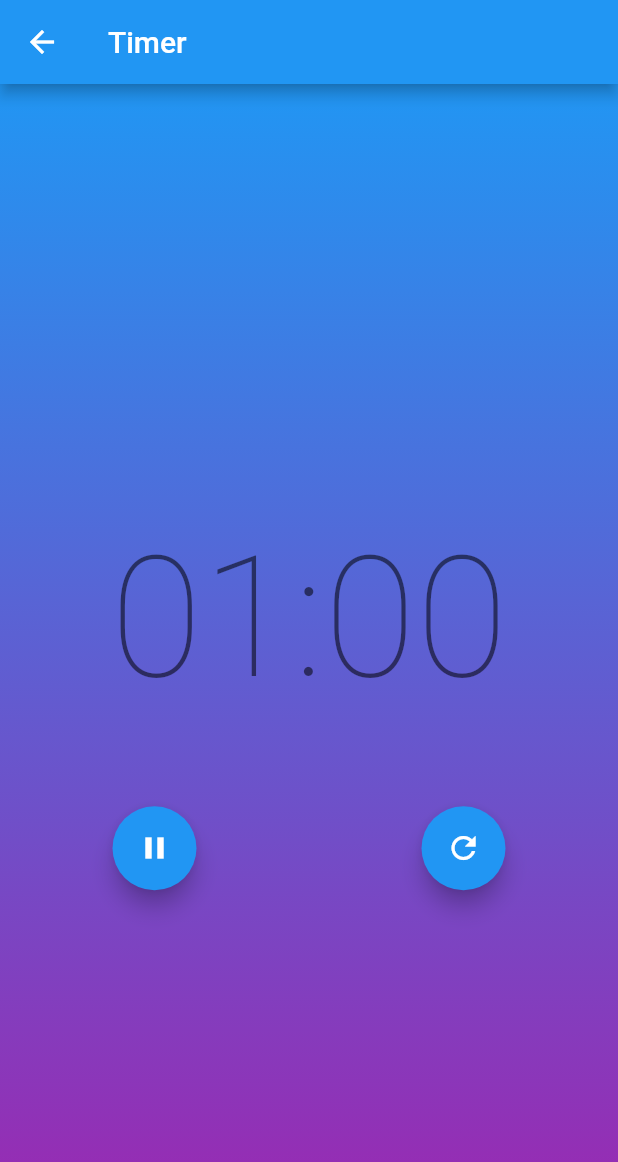
After one commit to agnespapp0729/example, a Flutter app: the TimerView screen opened directly, after a tap on the "play arrow" icon, on a phone screen of 412 x 824 dp. The commit adds this screen. Shown: the top 1162 px of the screen. Run offline on Flutter 3.47's test engine with Material 2 defaults, Android fonts, the phone set to English and light mode, and no system bars; our stand-ins replace bloc, equatable, flutter_bloc; network calls fail.

Commit message:
timer with bloc added

```diff
--- a/lib/game/tic_tac.dart
+++ b/lib/game/tic_tac.dart
@@ -1,5 +1,4 @@
 import 'package:flutter/material.dart';
-import 'package:hive/hive.dart';
 
 class TicTac extends StatefulWidget {
   const TicTac({super.key});
--- a/lib/main_page.dart
+++ b/lib/main_page.dart
@@ -10,6 +10,7 @@ import 'package:example/read_and_write_txt/read_write.dart';
 import 'package:example/providers/text_provider/text_input.dart';
 import 'package:example/providers/text_provider/text_provider.dart';
 import 'package:example/stream/crypto_stream.dart';
+import 'package:example/timer/view/timer_page.dart';
 import 'package:example/todo_list/todo_list.dart';
 import 'package:flutter/material.dart';
 import 'package:provider/provider.dart';
@@ -213,6 +214,17 @@ class _MainPageState extends State<MainPage> {
                 );
               },
             ),
+            ListTile(
+              title: const Text('Set the timer!'),
+              onTap: () {
+                Navigator.push(
+                  context,
+                  MaterialPageRoute(
+                    builder: (context) => const TimerPage(),
+                  ),
+                );
+              },
+            ),
           ],
         ),
       ),
--- /dev/null
+++ b/lib/timer/bloc/timer_bloc.dart
@@ -0,0 +1,65 @@
+import 'dart:async';
+
+import 'package:bloc/bloc.dart';
+import 'package:example/timer/bloc/timer_event.dart';
+import 'package:example/timer/bloc/timer_state.dart';
+
+import '../ticker.dart';
+
+class TimerBloc extends Bloc<TimerEvent, TimerState> {
+  TimerBloc({required Ticker ticker})
+      : _ticker = ticker,
+        super(const TimerInitial(_duration)) {
+    on<TimerStarted>(_onStarted);
+    on<TimerPaused>(_onPaused);
+    on<TimerResumed>(_onResumed);
+    on<TimerReset>(_onReset);
+    on<TimerTicked>(_onTicked);
+  }
+
+  final Ticker _ticker;
+  static const int _duration = 60;
+
+  StreamSubscription<int>? _tickerSubscription;
+
+  @override
+  Future<void> close() {
+    _tickerSubscription?.cancel();
+    return super.close();
+  }
+
+  void _onStarted(TimerStarted event, Emitter<TimerState> emit) {
+    emit(TimerRunInProgress(event.duration));
+    _tickerSubscription?.cancel();
+    _tickerSubscription = _ticker
+        .tick(ticks: event.duration)
+        .listen((duration) => add(TimerTicked(event.duration)));
+  }
+
+  void _onPaused(TimerPaused event, Emitter<TimerState> emit) {
+    //if (state is TimerRunInProgress) {
+    _tickerSubscription?.pause();
+    emit(TimerRunPause(state.duration));
+    //}
+  }
+
+  void _onResumed(TimerResumed event, Emitter<TimerState> emit) {
+    //if (state is TimerRunPause) {
+    _tickerSubscription?.resume();
+    emit(TimerRunInProgress(state.duration));
+    //}
+  }
+
+  void _onReset(TimerReset event, Emitter<TimerState> emit) {
+    _tickerSubscription?.cancel();
+    emit(const TimerInitial(_duration));
+  }
+
+  void _onTicked(TimerTicked event, Emitter<TimerState> emit) {
+    emit(
+      event.duration > 0
+          ? TimerRunInProgress(event.duration)
+          : const TimerRunComplete(),
+    );
+  }
+}
--- /dev/null
+++ b/lib/timer/bloc/timer_event.dart
@@ -0,0 +1,34 @@
+import 'package:equatable/equatable.dart';
+
+class TimerEvent extends Equatable {
+  const TimerEvent();
+
+  @override
+  List<Object?> get props => [];
+}
+
+class TimerStarted extends TimerEvent {
+  const TimerStarted(this.duration);
+  final int duration;
+}
+
+class TimerPaused extends TimerEvent {
+  const TimerPaused();
+}
+
+class TimerResumed extends TimerEvent {
+  const TimerResumed(this.duration);
+  final int duration;
+}
+
+class TimerReset extends TimerEvent {
+  const TimerReset();
+}
+
+class TimerTicked extends TimerEvent {
+  const TimerTicked(this.duration);
+  final int duration;
+
+  @override
+  List<Object> get props => [duration];
+}
--- /dev/null
+++ b/lib/timer/bloc/timer_state.dart
@@ -0,0 +1,33 @@
+import 'package:equatable/equatable.dart';
+
+class TimerState extends Equatable {
+  const TimerState(this.duration);
+  final int duration;
+  @override
+  List<Object?> get props => [duration];
+}
+
+class TimerInitial extends TimerState {
+  const TimerInitial(super.duration);
+
+  @override
+  String toString() => 'Timerinitial {duration: $duration}';
+}
+
+class TimerRunPause extends TimerState {
+  const TimerRunPause(super.duration);
+
+  @override
+  String toString() => 'TimerPause {duration: $duration}';
+}
+
+class TimerRunInProgress extends TimerState {
+  const TimerRunInProgress(super.duration);
+
+  @override
+  String toString() => 'TimerRunInProgress {duration: $duration}';
+}
+
+class TimerRunComplete extends TimerState {
+  const TimerRunComplete() : super(0);
+}
--- /dev/null
+++ b/lib/timer/ticker.dart
@@ -0,0 +1,8 @@
+//stream of ticks, we can subscribe to it
+class Ticker {
+  const Ticker();
+  Stream<int> tick({required int ticks}) {
+    return Stream.periodic(const Duration(seconds: 1), (x) => ticks - x - 1)
+        .take(ticks);
+  }
+}
--- /dev/null
+++ b/lib/timer/view/actions.dart
@@ -0,0 +1,98 @@
+import 'package:example/timer/bloc/timer_bloc.dart';
+import 'package:example/timer/bloc/timer_state.dart';
+import 'package:flutter/material.dart';
+import 'package:flutter_bloc/flutter_bloc.dart';
+
+import '../bloc/timer_event.dart';
+
+class ActionButtons extends StatelessWidget {
+  const ActionButtons({super.key});
+
+  @override
+  Widget build(BuildContext context) {
+    return BlocBuilder<TimerBloc, TimerState>(
+      //buildWhen: (prev, state) => prev.runtimeType != state.runtimeType,
+      builder: (context, state) {
+        return Row(mainAxisAlignment: MainAxisAlignment.spaceAround, children: [
+          if (state is TimerInitial) ...[
+            FloatingActionButton(
+                child: const Icon(Icons.play_arrow),
+
+                /// changes from current state to TimerStarted state
+                onPressed: () => context
+                    .read<TimerBloc>()
+                    .add(TimerStarted(state.duration))),
+          ] else if (state is TimerRunInProgress) ...[
+            FloatingActionButton(
+                child: const Icon(Icons.pause),
+
+                /// changes from current state to TimerPaused state
+                onPressed: () =>
+                    context.read<TimerBloc>().add(const TimerPaused())),
+            FloatingActionButton(
+                child: const Icon(Icons.refresh),
+
+                /// changes from current state to TimerReset state
+                onPressed: () => context.read<TimerBloc>().add(TimerReset())),
+          ] else if (state is TimerRunPause) ...[
+            FloatingActionButton(
+                child: const Icon(Icons.play_arrow),
+
+                /// changes from current state to TimerRunPause state
+                onPressed: () => context
+                    .read<TimerBloc>()
+                    .add(TimerResumed(state.duration))),
+            FloatingActionButton(
+                child: const Icon(Icons.refresh),
+                onPressed: () => context.read<TimerBloc>().add(TimerReset())),
+          ] else if (state is TimerRunComplete) ...[
+            /// changes from current state to TimerReset state
+            FloatingActionButton(
+                child: const Icon(Icons.refresh),
+                onPressed: () => context.read<TimerBloc>().add(TimerReset()))
+          ],
+          /*FloatingActionButton(
+            onPressed: () {
+              if (state is TimerInitial) {
+                FloatingActionButton(
+                  child: const Icon(Icons.play_arrow),
+                  onPressed: () => context
+                      .read<TimerBloc>()
+                      .add(TimerStarted(duration: state.duration)),
+                );
+              } else if (state is TimerRunInProgress) {
+                FloatingActionButton(
+                  child: const Icon(Icons.pause),
+                  onPressed: () =>
+                      context.read<TimerBloc>().add(const TimerPaused()),
+                );
+                FloatingActionButton(
+                  child: const Icon(Icons.replay),
+                  onPressed: () =>
+                      context.read<TimerBloc>().add(const TimerReset()),
+                );
+              } else if (state is TimerRunPause) {
+                FloatingActionButton(
+                  child: const Icon(Icons.play_arrow),
+                  onPressed: () =>
+                      context.read<TimerBloc>().add(const TimerResumed()),
+                );
+                FloatingActionButton(
+                  child: const Icon(Icons.replay),
+                  onPressed: () =>
+                      context.read<TimerBloc>().add(const TimerReset()),
+                );
+              } else if (state is TimerRunComplete) {
+                FloatingActionButton(
+                  child: const Icon(Icons.replay),
+                  onPressed: () =>
+                      context.read<TimerBloc>().add(const TimerReset()),
+                );
+              }
+            },
+          ),*/
+        ]);
+      },
+    );
+  }
+}
--- /dev/null
+++ b/lib/timer/view/background.dart
@@ -0,0 +1,23 @@
+import 'package:flutter/material.dart';
+
+class Background extends StatelessWidget {
+  const Background({super.key});
+
+  @override
+  Widget build(BuildContext context) {
+    return const SizedBox.expand(
+      child: DecoratedBox(
+        decoration: BoxDecoration(
+          gradient: LinearGradient(
+            begin: Alignment.topCenter,
+            end: Alignment.bottomCenter,
+            colors: [
+              Colors.blue,
+              Colors.purple,
+            ],
+          ),
+        ),
+      ),
+    );
+  }
+}
--- /dev/null
+++ b/lib/timer/view/timer_page.dart
@@ -0,0 +1,18 @@
+import 'package:example/timer/ticker.dart';
+import 'package:example/timer/view/timer_view.dart';
+import 'package:flutter/material.dart';
+import 'package:flutter_bloc/flutter_bloc.dart';
+
+import '../bloc/timer_bloc.dart';
+
+class TimerPage extends StatelessWidget {
+  const TimerPage({super.key});
+
+  @override
+  Widget build(BuildContext context) {
+    return BlocProvider(
+      create: (context) => TimerBloc(ticker: const Ticker()),
+      child: const TimerView(),
+    );
+  }
+}
--- /dev/null
+++ b/lib/timer/view/timer_text.dart
@@ -0,0 +1,20 @@
+import 'package:flutter/material.dart';
+import 'package:flutter_bloc/flutter_bloc.dart';
+
+import '../bloc/timer_bloc.dart';
+
+class TimerText extends StatelessWidget {
+  const TimerText({super.key});
+
+  @override
+  Widget build(BuildContext context) {
+    final duration = context.select((TimerBloc bloc) => bloc.state.duration);
+    final minutesStr =
+        ((duration / 60) % 60).floor().toString().padLeft(2, '0');
+    final secondsStr = (duration % 60).toString().padLeft(2, '0');
+    return Text(
+      '$minutesStr:$secondsStr',
+      style: Theme.of(context).textTheme.displayLarge,
+    );
+  }
+}
--- /dev/null
+++ b/lib/timer/view/timer_view.dart
@@ -0,0 +1,32 @@
+import 'package:example/timer/view/background.dart';
+import 'package:example/timer/view/timer_text.dart';
+import 'package:example/timer/view/actions.dart';
+import 'package:flutter/material.dart';
+
+class TimerView extends StatelessWidget {
+  const TimerView({super.key});
+
+  @override
+  Widget build(BuildContext context) {
+    return Scaffold(
+      appBar: AppBar(
+        title: const Text("Timer"),
+      ),
+      body: const Stack(
+        children: [
+          Background(),
+          Column(
+            mainAxisAlignment: MainAxisAlignment.center,
+            children: [
+              Padding(
+                padding: EdgeInsets.symmetric(vertical: 60),
+                child: Center(child: TimerText()),
+              ),
+              ActionButtons(),
+            ],
+          ),
+        ],
+      ),
+    );
+  }
+}
--- a/pubspec.yaml
+++ b/pubspec.yaml
@@ -41,6 +41,9 @@ dependencies:
   hive: ^2.2.3
   hive_flutter: ^1.1.0
   flutter_svg: ^2.0.5
+  equatable: ^2.0.5
+  bloc: ^8.1.2
+  flutter_bloc: ^8.1.3
 
 dev_dependencies:
   flutter_test:
```
Also changed, not shown: pubspec.lock, 1 other file.
